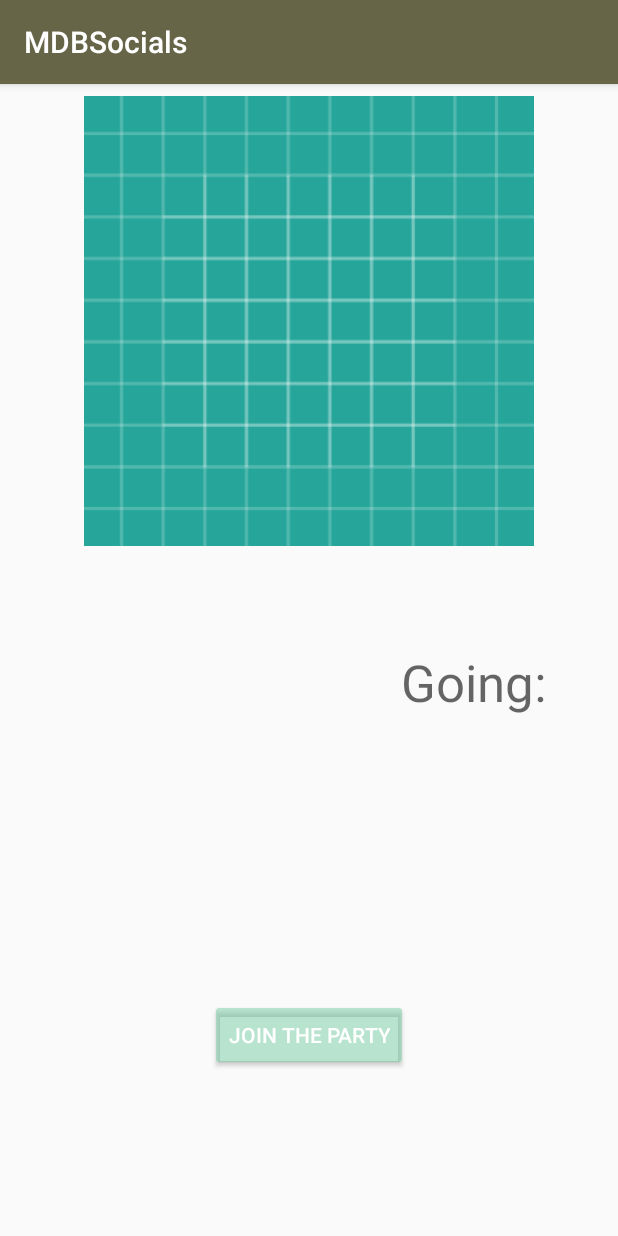
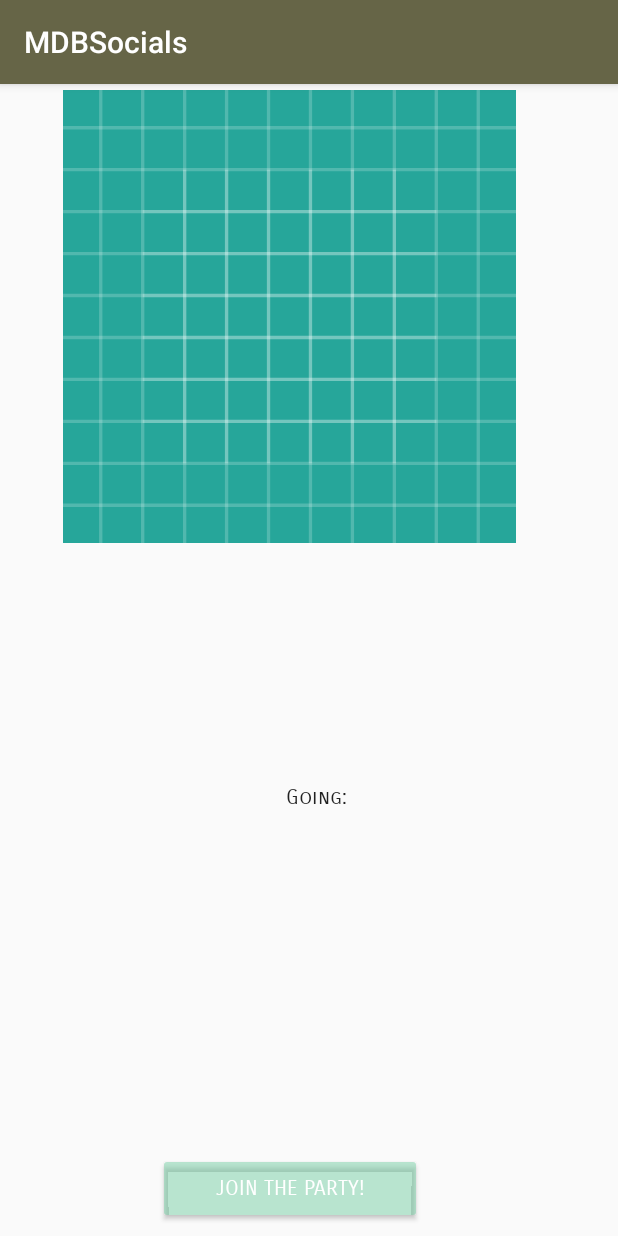
Before and after one commit to calzoom/MDBSocials, an Android app: the DetailActivity screen opened directly, with no data from a screen before it, on a phone screen of 412 x 824 dp. Run offline under Robolectric (Android 15) with nearby library versions, the phone set to English and light mode, and no system bars; 5 statements that could not run were skipped.

Commit message:
Fixed Views

```diff
--- a/app/src/main/res/layout/activity_detail.xml
+++ b/app/src/main/res/layout/activity_detail.xml
@@ -1,103 +1,122 @@
 <?xml version="1.0" encoding="utf-8"?>
-<android.support.constraint.ConstraintLayout
-    xmlns:android="http://schemas.android.com/apk/res/android"
+<android.support.constraint.ConstraintLayout xmlns:android="http://schemas.android.com/apk/res/android"
     xmlns:app="http://schemas.android.com/apk/res-auto"
     xmlns:tools="http://schemas.android.com/tools"
-    android:layout_width="match_parent"
+    android:layout_width="wrap_content"
     android:layout_height="match_parent">
+
 
     <ImageView
         android:id="@+id/detailImageView"
-        android:layout_width="0dp"
-        android:layout_height="300dp"
+        android:layout_width="370dp"
+        android:layout_height="302dp"
+        android:layout_marginBottom="8dp"
         android:layout_marginEnd="8dp"
         android:layout_marginStart="8dp"
-        android:layout_marginTop="8dp"
+        android:layout_marginTop="4dp"
+        app:layout_constraintBottom_toBottomOf="parent"
         app:layout_constraintEnd_toEndOf="parent"
         app:layout_constraintHorizontal_bias="0.0"
         app:layout_constraintStart_toStartOf="parent"
         app:layout_constraintTop_toTopOf="parent"
+        app:layout_constraintVertical_bias="0.0"
         app:srcCompat="@drawable/ic_launcher_background" />
 
     <TextView
         android:id="@+id/textView"
-        android:layout_width="wrap_content"
-        android:layout_height="wrap_content"
-        android:layout_marginBottom="8dp"
-        android:layout_marginStart="16dp"
+        android:layout_width="104dp"
+        android:layout_height="56dp"
+        android:layout_marginStart="8dp"
         android:layout_marginTop="8dp"
-        android:textAppearance="@style/TextAppearance.AppCompat.Display2"
-        app:layout_constraintBottom_toBottomOf="parent"
-        app:layout_constraintStart_toStartOf="parent"
+        android:fontFamily="sans-serif-smallcaps"
+        android:textAppearance="@style/TextAppearance.AppCompat.Headline"
+        android:textSize="42sp"
+        app:layout_constraintStart_toStartOf="@+id/detailImageView"
         app:layout_constraintTop_toBottomOf="@+id/detailImageView"
-        app:layout_constraintVertical_bias="0.118"
         tools:text="Name" />
 
     <TextView
         android:id="@+id/textView6"
         android:layout_width="wrap_content"
-        android:layout_height="wrap_content"
-        android:layout_marginBottom="8dp"
-        android:layout_marginEnd="40dp"
+        android:layout_height="69dp"
+        android:layout_marginBottom="16dp"
+        android:layout_marginEnd="8dp"
+        android:layout_marginStart="8dp"
         android:layout_marginTop="8dp"
-        android:textAppearance="@style/TextAppearance.AppCompat.Display1"
+        android:fontFamily="sans-serif-smallcaps"
+        android:textAppearance="@style/TextAppearance.AppCompat.Headline"
+        android:textSize="50sp"
         app:layout_constraintBottom_toBottomOf="parent"
         app:layout_constraintEnd_toEndOf="parent"
+        app:layout_constraintHorizontal_bias="0.695"
+        app:layout_constraintStart_toStartOf="parent"
         app:layout_constraintTop_toBottomOf="@+id/textView10"
-        app:layout_constraintVertical_bias="0.0"
-        tools:text="RSVP" />
+        app:layout_constraintVertical_bias="0.394"
+        tools:text="RSV" />
+
+    <TextView
+        android:id="@+id/textView10"
+        android:layout_width="wrap_content"
+        android:layout_height="wrap_content"
+        android:layout_marginEnd="8dp"
+        android:layout_marginStart="8dp"
+        android:layout_marginTop="32dp"
+        android:textSize="18sp"
+        android:fontFamily="sans-serif-smallcaps"
+        android:textAppearance="@style/TextAppearance.AppCompat.Headline"
+        app:layout_constraintEnd_toEndOf="parent"
+        app:layout_constraintHorizontal_bias="0.51"
+        app:layout_constraintStart_toEndOf="@+id/textView"
+        app:layout_constraintTop_toBottomOf="@+id/detailImageView"
+        tools:text="Email" />
+
+    <Button
+        android:id="@+id/button3"
+        style="@style/Widget.AppCompat.Button.Colored"
+        android:layout_width="176dp"
+        android:layout_height="47dp"
+        android:layout_marginBottom="8dp"
+        android:layout_marginEnd="8dp"
+        android:layout_marginStart="8dp"
+        android:fontFamily="sans-serif-smallcaps"
+        android:text="JOIN THE PARTY!"
+        app:layout_constraintBottom_toBottomOf="parent"
+        app:layout_constraintEnd_toEndOf="parent"
+        app:layout_constraintHorizontal_bias="0.502"
+        app:layout_constraintStart_toStartOf="parent" />
 
     <TextView
         android:id="@+id/textView7"
         android:layout_width="wrap_content"
-        android:layout_height="wrap_content"
-        android:layout_marginBottom="8dp"
-        android:layout_marginStart="8dp"
-        android:layout_marginTop="32dp"
-        android:textAppearance="@style/TextAppearance.AppCompat.Display1"
-        app:layout_constraintBottom_toBottomOf="parent"
+        android:layout_height="0dp"
+        android:layout_marginBottom="12dp"
+        android:layout_marginEnd="8dp"
+        android:layout_marginStart="16dp"
+        android:layout_marginTop="8dp"
+        android:fontFamily="sans-serif-smallcaps"
+        android:textAppearance="@style/TextAppearance.AppCompat.Headline"
+        app:layout_constraintBottom_toTopOf="@+id/button3"
+        app:layout_constraintEnd_toStartOf="@+id/textView6"
         app:layout_constraintStart_toStartOf="parent"
         app:layout_constraintTop_toBottomOf="@+id/textView"
         app:layout_constraintVertical_bias="0.0"
         tools:text="Description" />
 
     <TextView
-        android:id="@+id/textView10"
-        android:layout_width="wrap_content"
-        android:layout_height="wrap_content"
-        android:layout_marginEnd="32dp"
-        android:layout_marginTop="44dp"
-        android:textAppearance="@style/TextAppearance.AppCompat.Caption"
-        app:layout_constraintEnd_toEndOf="parent"
-        app:layout_constraintTop_toBottomOf="@+id/detailImageView"
-        tools:text="Email" />
-
-    <TextView
-        android:id="@+id/textView12"
+        android:id="@+id/textView14"
         android:layout_width="wrap_content"
         android:layout_height="wrap_content"
         android:layout_marginBottom="8dp"
-        android:layout_marginEnd="8dp"
-        android:layout_marginTop="68dp"
-        android:text="Going:"
-        android:textAppearance="@style/TextAppearance.AppCompat.Display1"
-        app:layout_constraintBottom_toBottomOf="parent"
-        app:layout_constraintEnd_toStartOf="@+id/textView6"
-        app:layout_constraintTop_toBottomOf="@+id/detailImageView"
-        app:layout_constraintVertical_bias="0.0" />
-
-    <Button
-        android:id="@+id/button3"
-        style="@android:style/Widget.Material.Button.Colored"
-        android:layout_width="wrap_content"
-        android:layout_height="wrap_content"
-        android:layout_marginBottom="8dp"
-        android:layout_marginEnd="8dp"
+        android:layout_marginEnd="108dp"
         android:layout_marginStart="8dp"
         android:layout_marginTop="8dp"
-        android:text="JOIN THE PARTY"
-        app:layout_constraintBottom_toBottomOf="parent"
+        android:fontFamily="sans-serif-smallcaps"
+        android:text="Going:"
+        android:textAppearance="@style/TextAppearance.AppCompat.Body2"
+        app:layout_constraintBottom_toTopOf="@+id/textView6"
         app:layout_constraintEnd_toEndOf="parent"
-        app:layout_constraintStart_toStartOf="parent"
-        app:layout_constraintTop_toBottomOf="@+id/textView7" />
+        app:layout_constraintStart_toEndOf="@+id/textView7"
+        app:layout_constraintTop_toBottomOf="@+id/textView10"
+        app:layout_constraintVertical_bias="1.0" />
+
 </android.support.constraint.ConstraintLayout>
```
